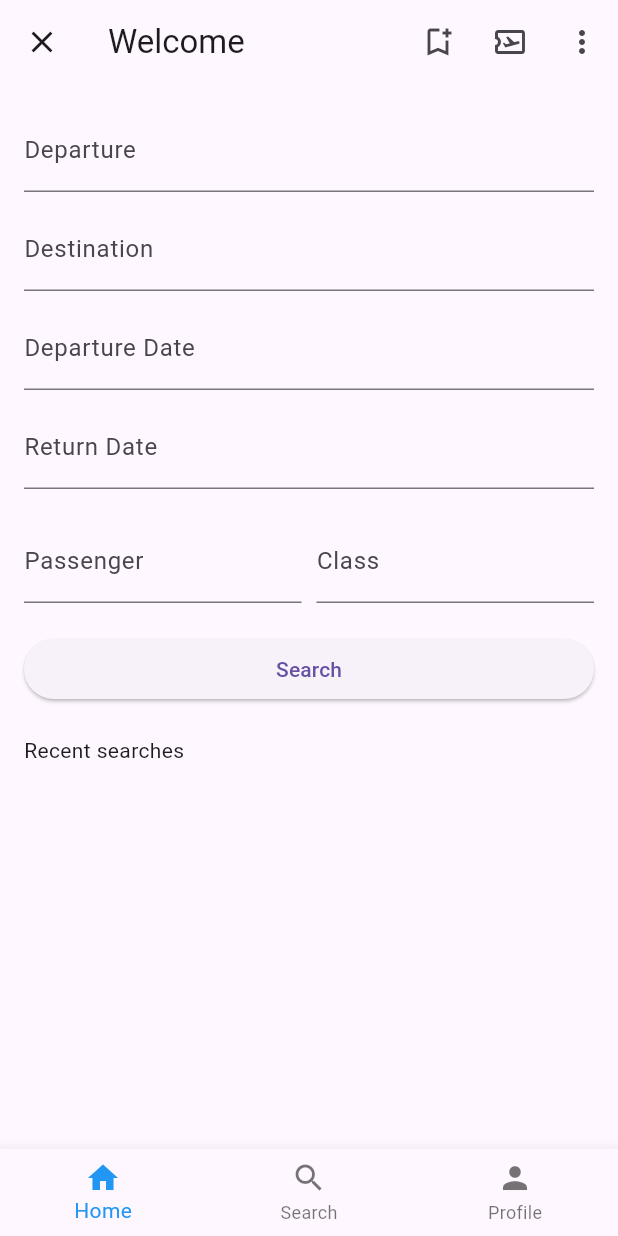
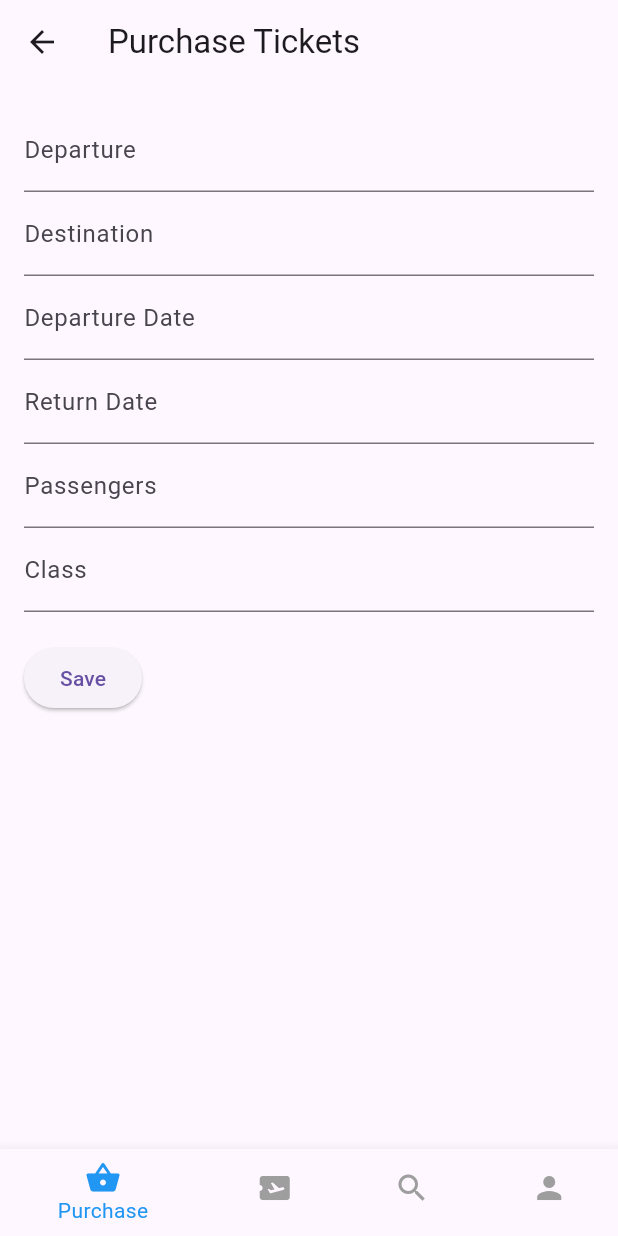
Before and after one commit to aweeff/bookingApp, a Flutter app: the HomePage screen opened directly, on a phone screen of 412 x 824 dp. Run offline on Flutter 3.47's test engine with Material 3 defaults, Android fonts, the phone set to English and light mode, and no system bars; our stand-ins replace sqflite; accounts and stored records are empty.

Commit message:
hot' kakoi to homepage

```diff
--- a/lib/home_pages/home_page.dart
+++ b/lib/home_pages/home_page.dart
@@ -4,6 +4,7 @@ import 'my_tickets_page.dart';
 import 'my_favorites_page.dart';
 import 'profile_page.dart';
 import 'search_page.dart';
+import 'purchase.dart';
 
 class HomePage extends StatefulWidget {
   const HomePage({Key? key}) : super(key: key);
@@ -15,7 +16,8 @@ class HomePage extends StatefulWidget {
 class _HomePageState extends State<HomePage> {
   int _selectedIndex = 0;
 
-  static List<Widget> _widgetOptions = <Widget>[
+  final List<Widget> _widgetOptions = <Widget>[
+    PurchasePage(),
     MyTicketsPage(),
     SearchPage(),
     ProfilePage(),
@@ -30,114 +32,8 @@ class _HomePageState extends State<HomePage> {
   @override
   Widget build(BuildContext context) {
     return Scaffold(
-      appBar: AppBar(
-        title: const Text('Welcome'),
-        leading: IconButton(
-          icon: const Icon(Icons.close),
-          onPressed: () {},
-        ),
-        actions: <Widget>[
-          IconButton(
-            icon: const Icon(Icons.bookmark_add_outlined),
-            onPressed: () {
-              Navigator.push(
-                context,
-                MaterialPageRoute(builder: (context) => MyFavoritesPage()),
-              );
-            },
-          ),
-          IconButton(
-            icon: const Icon(Icons.airplane_ticket_outlined),
-            onPressed: () {
-              Navigator.push(
-              context,
-              MaterialPageRoute(builder: (context) => MyTicketsPage()),
-            );},
-          ),
-          PopupMenuButton<String>(
-            onSelected: (String value) {},
-            itemBuilder: (BuildContext context) {
-              return {'KAZ', 'RUS', 'ENG'}.map((String choice) {
-                return PopupMenuItem<String>(
-                  value: choice,
-                  child: Text(choice),
-                );
-              }).toList();
-            },
-          ),
-        ],
-      ),
-      body: Padding(
-        padding: const EdgeInsets.all(16.0),
-        child: Column(
-          crossAxisAlignment: CrossAxisAlignment.start,
-          children: <Widget>[
-            TextFormField(
-              decoration: const InputDecoration(
-                labelText: 'Departure',
-                hintText: 'Select your departure',
-              ),
-            ),
-            const SizedBox(height: 10),
-            TextFormField(
-              decoration: const InputDecoration(
-                labelText: 'Destination',
-                hintText: 'Select your destination',
-              ),
-            ),
-            const SizedBox(height: 10),
-            TextFormField(
-              decoration: const InputDecoration(
-                labelText: 'Departure Date',
-                hintText: 'Select your departure date',
-              ),
-            ),
-            const SizedBox(height: 10),
-            TextFormField(
-              decoration: const InputDecoration(
-                labelText: 'Return Date',
-                hintText: 'Select your return date',
-              ),
-            ),
-            const SizedBox(height: 20),
-            Row(
-              mainAxisAlignment: MainAxisAlignment.spaceBetween,
-              children: <Widget>[
-                Expanded(
-                  child: TextFormField(
-                    decoration: const InputDecoration(
-                      labelText: 'Passenger',
-                      hintText: 'Select passengers',
-                    ),
-                  ),
-                ),
-                const SizedBox(width: 10),
-                Expanded(
-                  child: TextFormField(
-                    decoration: const InputDecoration(
-                      labelText: 'Class',
-                      hintText: 'Select class',
-                    ),
-                  ),
-                ),
-              ],
-            ),
-            const SizedBox(height: 20),
-            SizedBox(
-              width: double.infinity,
-              child: ElevatedButton(
-                onPressed: () {
-                  // Add your search logic here
-                },
-                child: const Text('Search'),
-              ),
-            ),
-            const SizedBox(height: 20),
-            const Text(
-              'Recent searches',
-            ),
-          ],
-        ),
+      body: Center(
+        child: _widgetOptions.elementAt(_selectedIndex),
       ),
       bottomNavigationBar: CustomBottomNavigationBar(
         currentIndex: _selectedIndex,
@@ -162,8 +58,13 @@ class CustomBottomNavigationBar extends StatelessWidget {
     return BottomNavigationBar(
       items: const <BottomNavigationBarItem>[
         BottomNavigationBarItem(
-          icon: Icon(Icons.home),
-          label: 'Home',
+            icon: Icon(Icons.shopping_basket),
+          label: 'Purchase',
+        ),
+        BottomNavigationBarItem(
+          icon: Icon(Icons.airplane_ticket),
+          label: 'Tickets',
+
         ),
         BottomNavigationBarItem(
           icon: Icon(Icons.search),
@@ -175,6 +76,7 @@ class CustomBottomNavigationBar extends StatelessWidget {
         ),
       ],
       currentIndex: currentIndex,
+      unselectedItemColor: Colors.grey,
       selectedItemColor: Colors.blue,
       onTap: onTap,
     );
--- /dev/null
+++ b/lib/home_pages/purchase.dart
@@ -0,0 +1,157 @@
+import 'package:flutter/material.dart';
+import 'package:sqflite/sqflite.dart';
+import 'package:path/path.dart';
+
+class PurchasePage extends StatefulWidget {
+  @override
+  _PurchasePageState createState() => _PurchasePageState();
+}
+
+class _PurchasePageState extends State<PurchasePage> {
+  final _formKey = GlobalKey<FormState>();
+  final _formData = {
+    'departure': '',
+    'destination': '',
+    'departureDate': '',
+    'returnDate': '',
+    'passengers': '',
+    'class': '',
+  };
+
+  @override
+  Widget build(BuildContext context) {
+    return Scaffold(
+      appBar: AppBar(
+        title: Text('Purchase Tickets'),
+      ),
+      body: SingleChildScrollView(
+        child: Padding(
+          padding: const EdgeInsets.all(16.0),
+          child: Form(
+            key: _formKey,
+            child: Column(
+              crossAxisAlignment: CrossAxisAlignment.start,
+              children: <Widget>[
+                TextFormField(
+                  decoration: InputDecoration(labelText: 'Departure'),
+                  validator: (value) {
+                    if (value!.isEmpty) {
+                      return 'Please enter departure';
+                    }
+                    return null;
+                  },
+                  onSaved: (value) {
+                    _formData['departure'] = value!;
+                  },
+                ),
+                TextFormField(
+                  decoration: InputDecoration(labelText: 'Destination'),
+                  validator: (value) {
+                    if (value!.isEmpty) {
+                      return 'Please enter destination';
+                    }
+                    return null;
+                  },
+                  onSaved: (value) {
+                    _formData['destination'] = value!;
+                  },
+                ),
+                // Add more form fields for departure date, return date, passengers, class, etc.
+                // Remember to add validators and onSaved handlers for each field
+                // Example:
+                TextFormField(
+                  decoration: InputDecoration(labelText: 'Departure Date'),
+                  validator: (value) {
+                    if (value!.isEmpty) {
+                      return 'Please enter departure date';
+                    }
+                    return null;
+                  },
+                  onSaved: (value) {
+                    _formData['departureDate'] = value!;
+                  },
+                ),
+                TextFormField(
+                  decoration: InputDecoration(labelText: 'Return Date'),
+                  validator: (value) {
+                    if (value!.isEmpty) {
+                      return 'Please enter return date';
+                    }
+                    return null;
+                  },
+                  onSaved: (value) {
+                    _formData['returnDate'] = value!;
+                  },
+                ),
+                TextFormField(
+                  decoration: InputDecoration(labelText: 'Passengers'),
+                  validator: (value) {
+                    if (value!.isEmpty) {
+                      return 'Please enter number of passengers';
+                    }
+                    return null;
+                  },
+                  onSaved: (value) {
+                    _formData['passengers'] = value!;
+                  },
+                ),
+                TextFormField(
+                  decoration: InputDecoration(labelText: 'Class'),
+                  validator: (value) {
+                    if (value!.isEmpty) {
+                      return 'Please enter class';
+                    }
+                    return null;
+                  },
+                  onSaved: (value) {
+                    _formData['class'] = value!;
+                  },
+                ),
+                SizedBox(height: 20),
+                ElevatedButton(
+                  onPressed: () {
+                    if (_formKey.currentState!.validate()) {
+                      // Save form data
+                      _formKey.currentState!.save();
+                      // Save the form data to SQLite database
+                      _saveFormDataToSQLite(_formData);
+                      // Reset the form
+                      _formKey.currentState!.reset();
+                    }
+                  },
+                  child: Text('Save'),
+                ),
+              ],
+            ),
+          ),
+        ),
+      ),
+    );
+  }
+
+  // Method to save form data into SQLite
+  void _saveFormDataToSQLite(Map<String, dynamic> formData) async {
+    // Open the SQLite database
+    Database database = await openDatabase(
+      join(await getDatabasesPath(), 'flight_database.db'),
+    );
+
+    // Insert the form data into the database
+    await database.insert(
+      'flights', // Table name
+      formData,
+      conflictAlgorithm: ConflictAlgorithm.replace, // Handle conflicts if any
+    );
+
+    // Close the database
+    await database.close();
+
+    // Show a snackbar or navigate to a different page to indicate successful save
+    ScaffoldMessenger.of(context as BuildContext).showSnackBar(
+      SnackBar(
+        content: Text('Flight details saved.'),
+        duration: Duration(seconds: 2),
+      ),
+    );
+  }
+}
--- a/lib/main.dart
+++ b/lib/main.dart
@@ -2,13 +2,15 @@ import 'package:flutter/material.dart';
 import 'package:project1/logReg page/login.dart';
 
 void main() {
-  runApp(MyApp());
+  runApp(const MyApp());
 }
 
 class MyApp extends StatelessWidget {
+  const MyApp({super.key});
+
   @override
   Widget build(BuildContext context) {
-    return MaterialApp(
+    return const MaterialApp(
       home: LoginPage(),
     );
   }
--- a/pubspec.yaml
+++ b/pubspec.yaml
@@ -35,7 +35,8 @@ dependencies:
   # The following adds the Cupertino Icons font to your application.
   # Use with the CupertinoIcons class for iOS style icons.
   cupertino_icons: ^1.0.6
-  firebase_core: ^2.27.2
+  sqflite: ^2.3.3+1
+  path: ^1.9.0
 
 dev_dependencies:
   flutter_test:
```
Also changed, not shown: lib/home_pages/my_favorites_page.dart (+49 -2 lines), lib/logReg page/login.dart (+16 -12 lines), lib/logReg page/registration.dart (+18 -15 lines), lib/database/DatabaseHelper.dart (added), lib/firebase_options.dart (deleted), pubspec.lock, 4 other files.
